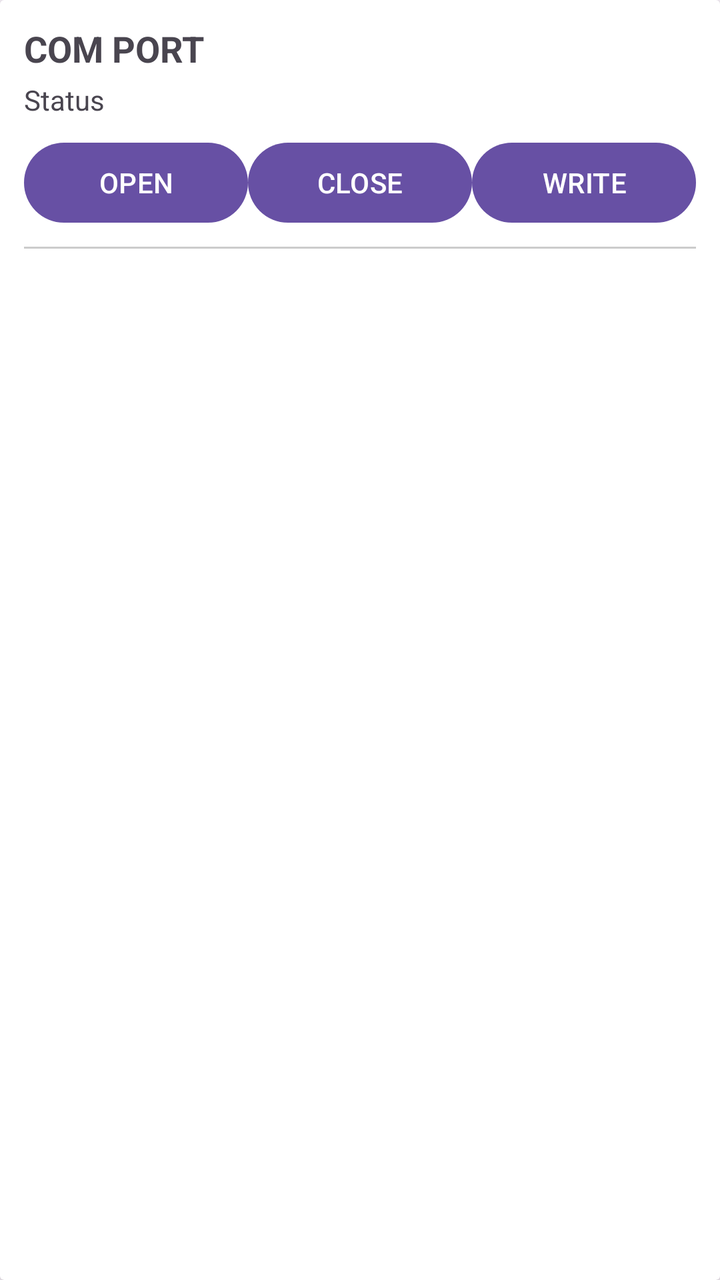
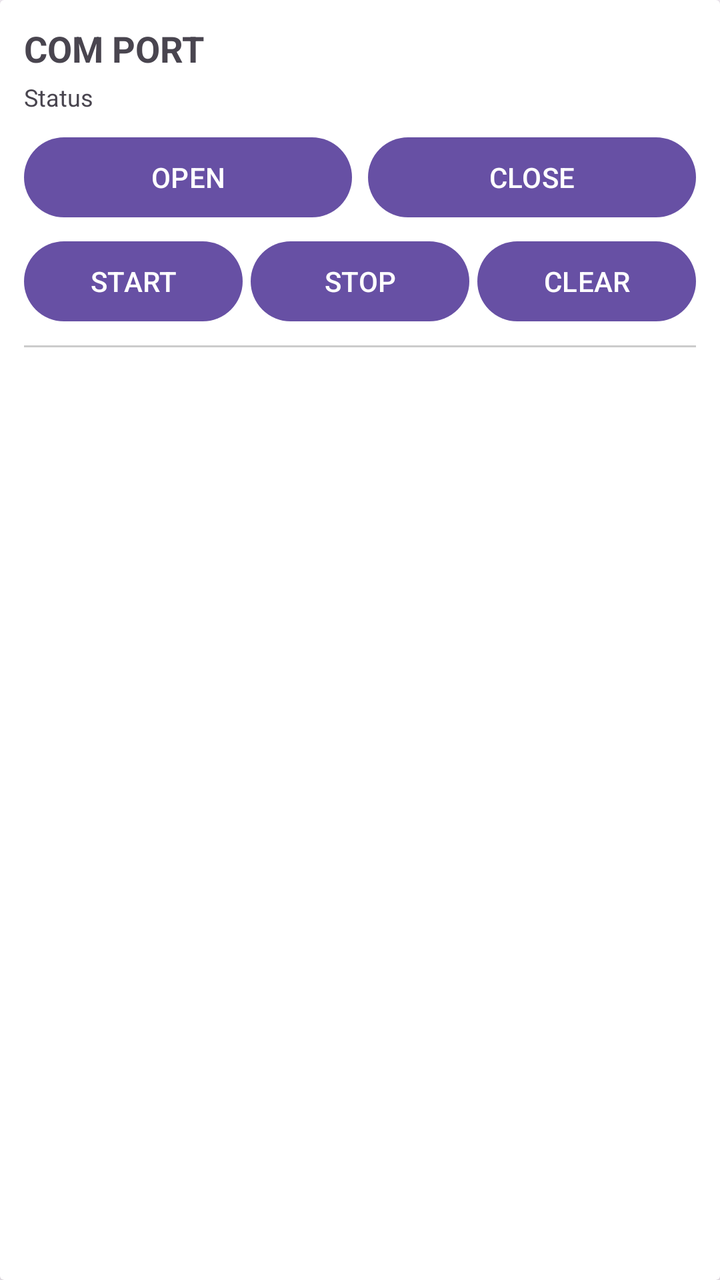

Before-and-after screenshots of an Android layout around one commit, followed by the original layout XML and the change that was made.
<!-- AndroidManifest.xml: application theme Theme.PosControlSample -->
<!-- res/layout/layout_port_panel.xml -->
<?xml version="1.0" encoding="utf-8"?>
<androidx.cardview.widget.CardView xmlns:android="http://schemas.android.com/apk/res/android"
    android:layout_width="match_parent"
    android:layout_height="match_parent"
    android:layout_margin="4dp"
    android:id="@+id/root"
    android:elevation="4dp">

    <LinearLayout
        android:layout_width="match_parent"
        android:layout_height="match_parent"
        android:orientation="vertical"
        android:padding="12dp">

        <TextView
            android:id="@+id/txtTitle"
            android:layout_width="wrap_content"
            android:layout_height="wrap_content"
            android:text="COM PORT"
            android:textSize="18sp"
            android:textStyle="bold" />

        <TextView
            android:id="@+id/txtStatus"
            android:layout_width="wrap_content"
            android:layout_height="wrap_content"
            android:layout_marginTop="4dp"
            android:text="Status" />

        <LinearLayout
            android:layout_width="match_parent"
            android:layout_height="wrap_content"
            android:layout_marginTop="8dp"
            android:orientation="horizontal">

            <Button
                android:id="@+id/btnOpen"
                android:layout_width="0dp"
                android:layout_height="wrap_content"
                android:layout_weight="1"
                android:text="OPEN" />

            <Button
                android:id="@+id/btnClose"
                android:layout_width="0dp"
                android:layout_height="wrap_content"
                android:layout_weight="1"
                android:text="CLOSE" />

            <Button
                android:id="@+id/btnWrite"
                android:layout_width="0dp"
                android:layout_height="wrap_content"
                android:layout_weight="1"
                android:text="WRITE" />
        </LinearLayout>

        <View
            android:layout_width="match_parent"
            android:layout_height="1dp"
            android:layout_marginVertical="8dp"
            android:background="#CCCCCC" />

        <ListView
            android:id="@+id/listPackets"
            android:layout_width="match_parent"
            android:layout_height="0dp"
            android:layout_weight="1" />

    </LinearLayout>

</androidx.cardview.widget.CardView>
<!-- resources referenced by this layout -->
<resources>
  <style name="Theme.PosControlSample" parent="Base.Theme.PosControlSample" />
  <style name="Base.Theme.PosControlSample" parent="Theme.Material3.DayNight.NoActionBar">
          
          
      </style>
</resources>

<!-- the commit's change to res/layout/layout_port_panel.xml (unified diff, before → after) -->
@@ -1,9 +1,9 @@
 <?xml version="1.0" encoding="utf-8"?>
 <androidx.cardview.widget.CardView xmlns:android="http://schemas.android.com/apk/res/android"
+    android:id="@+id/root"
     android:layout_width="match_parent"
     android:layout_height="match_parent"
     android:layout_margin="4dp"
-    android:id="@+id/root"
     android:elevation="4dp">
 
     <LinearLayout
@@ -25,8 +25,10 @@
             android:layout_width="wrap_content"
             android:layout_height="wrap_content"
             android:layout_marginTop="4dp"
-            android:text="Status" />
+            android:text="Status"
+            android:textSize="12sp" />
 
+        
         <LinearLayout
             android:layout_width="match_parent"
             android:layout_height="wrap_content"
@@ -37,6 +39,7 @@
                 android:id="@+id/btnOpen"
                 android:layout_width="0dp"
                 android:layout_height="wrap_content"
+                android:layout_marginEnd="4dp"
                 android:layout_weight="1"
                 android:text="OPEN" />
 
@@ -44,15 +47,42 @@
                 android:id="@+id/btnClose"
                 android:layout_width="0dp"
                 android:layout_height="wrap_content"
+                android:layout_marginStart="4dp"
                 android:layout_weight="1"
                 android:text="CLOSE" />
+        </LinearLayout>
+
+        
+        <LinearLayout
+            android:layout_width="match_parent"
+            android:layout_height="wrap_content"
+            android:layout_marginTop="4dp"
+            android:orientation="horizontal">
 
             <Button
-                android:id="@+id/btnWrite"
+                android:id="@+id/btnStart"
                 android:layout_width="0dp"
                 android:layout_height="wrap_content"
+                android:layout_marginEnd="2dp"
                 android:layout_weight="1"
-                android:text="WRITE" />
+                android:text="START" />
+
+            <Button
+                android:id="@+id/btnStop"
+                android:layout_width="0dp"
+                android:layout_height="wrap_content"
+                android:layout_marginStart="2dp"
+                android:layout_marginEnd="2dp"
+                android:layout_weight="1"
+                android:text="STOP" />
+
+            <Button
+                android:id="@+id/btnClear"
+                android:layout_width="0dp"
+                android:layout_height="wrap_content"
+                android:layout_marginStart="2dp"
+                android:layout_weight="1"
+                android:text="CLEAR" />
         </LinearLayout>
 
         <View
@@ -68,5 +98,4 @@
             android:layout_weight="1" />
 
     </LinearLayout>
-
 </androidx.cardview.widget.CardView>
